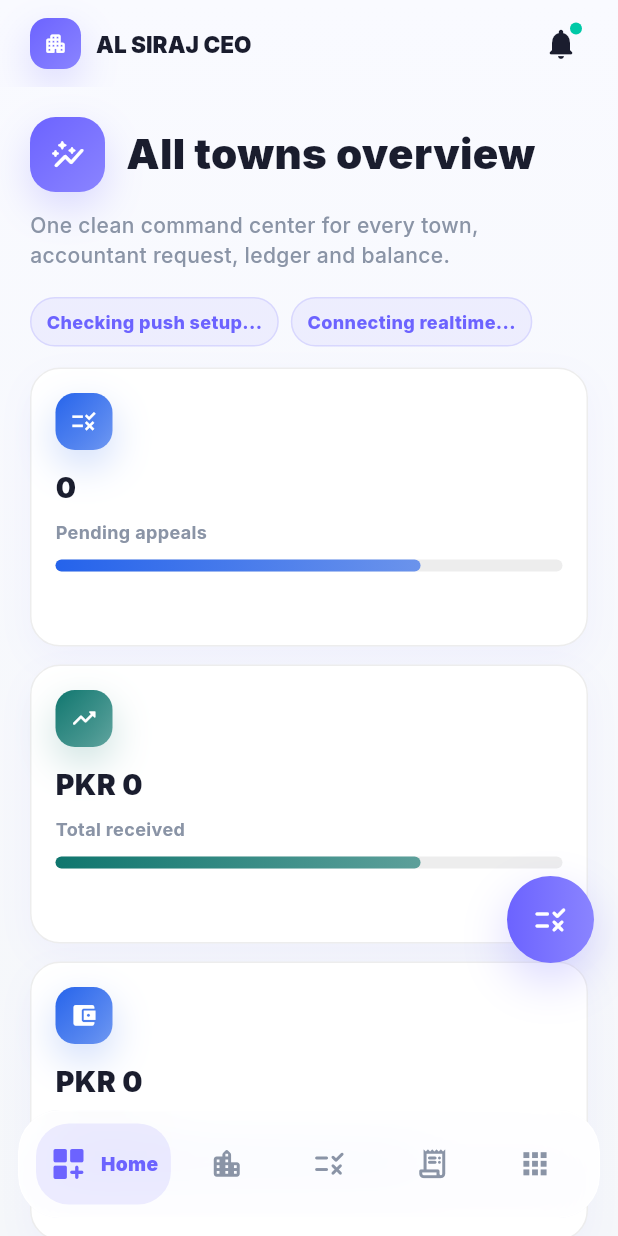
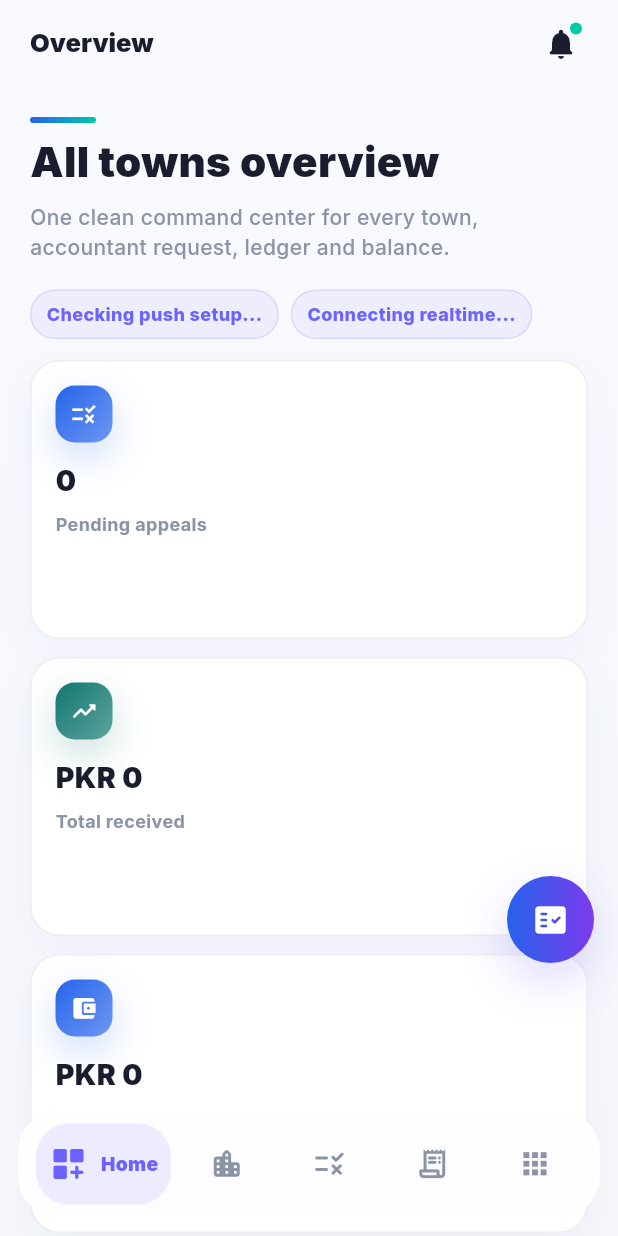
Before and after one commit to mahaddevelpoer/Al-Siraj-Developers, a Flutter app: the screen it shows once a user with an empty profile is signed in, on a phone screen of 412 x 824 dp. Run offline on Flutter 3.47's test engine with Material 3 defaults, Android fonts, the phone set to English and light mode, and no system bars; drawn by our look-alikes of flutter_animate, percent_indicator; our stand-ins replace firebase_core, firebase_messaging, flutter_local_notifications, flutter_staggered_animations, google_fonts, printing and 4 more; accounts and stored records are empty.

Commit message:
Polish CEO mobile navigation and filters

```diff
--- a/ceo_mobile_app/lib/main.dart
+++ b/ceo_mobile_app/lib/main.dart
@@ -918,19 +918,25 @@ class _CeoShellState extends State<CeoShell> {
               height: 58,
               decoration: BoxDecoration(
                 borderRadius: BorderRadius.circular(_tab == 2 ? 18 : 29),
-                gradient: const LinearGradient(
-                  colors: [kPrimary, Color(0xFF8A84FF)],
+                gradient: LinearGradient(
+                  colors: _tab == 2
+                      ? const [Color(0xFF0F766E), kSecondary]
+                      : const [Color(0xFF2563EB), Color(0xFF7C3AED)],
                 ),
                 boxShadow: [
                   BoxShadow(
-                    color: kPrimary.withValues(alpha: .26),
+                    color: (_tab == 2 ? kSecondary : kPrimary).withValues(
+                      alpha: .24,
+                    ),
                     blurRadius: 26,
                     offset: const Offset(0, 12),
                   ),
                 ],
               ),
               child: Icon(
-                _tab == 2 ? Icons.home_rounded : Icons.rule_rounded,
+                _tab == 2
+                    ? Icons.dashboard_customize_rounded
+                    : Icons.fact_check_rounded,
                 color: Colors.white,
               ),
             ),
@@ -1092,9 +1098,15 @@ class PremiumScrollView extends StatelessWidget {
     super.key,
     required this.children,
     this.padding = const EdgeInsets.fromLTRB(20, 20, 20, 110),
+    this.appBarTitle = 'Overview',
+    this.showAppBar = true,
+    this.showNotificationAction = true,
   });
   final List<Widget> children;
   final EdgeInsetsGeometry padding;
+  final String appBarTitle;
+  final bool showAppBar;
+  final bool showNotificationAction;
 
   @override
   Widget build(BuildContext context) {
@@ -1103,32 +1115,27 @@ class PremiumScrollView extends StatelessWidget {
         parent: BouncingScrollPhysics(),
       ),
       slivers: [
+        if (showAppBar)
           SliverAppBar(
+            automaticallyImplyLeading: false,
             floating: true,
             snap: true,
             backgroundColor: Colors.transparent,
             elevation: 0,
             toolbarHeight: 58,
             titleSpacing: 20,
-          title: Row(
-            children: const [
-              GradientIconBox(icon: Icons.apartment_rounded, size: 34),
-              SizedBox(width: 10),
-              Expanded(
-                child: Text(
-                  'AL SIRAJ CEO',
+            title: Text(
+              appBarTitle,
               maxLines: 1,
               overflow: TextOverflow.ellipsis,
-                  style: TextStyle(
+              style: const TextStyle(
                 color: kText,
-                    fontSize: 15,
+                fontSize: 17,
                 fontWeight: FontWeight.w900,
               ),
             ),
-              ),
-            ],
-          ),
-          actions: [
+            actions: showNotificationAction
+                ? [
                     Padding(
                       padding: const EdgeInsets.only(right: 14),
                       child: Stack(
@@ -1136,7 +1143,10 @@ class PremiumScrollView extends StatelessWidget {
                         children: [
                           IconButton(
                             onPressed: () => selectedTabNotifier.value = 4,
-                    icon: const Icon(Icons.notifications_rounded, color: kText),
+                            icon: const Icon(
+                              Icons.notifications_rounded,
+                              color: kText,
+                            ),
                           ),
                           Positioned(
                             right: 10,
@@ -1153,7 +1163,8 @@ class PremiumScrollView extends StatelessWidget {
                         ],
                       ),
                     ),
-          ],
+                  ]
+                : null,
           ),
         SliverPadding(
           padding: padding,
@@ -1306,7 +1317,23 @@ class _OverviewPageState extends State<OverviewPage> {
           final d = snap.data;
           final towns =
               (d?['towns'] as List<TownPulse>?) ?? const <TownPulse>[];
+          final received = asNum(d?['received']);
+          final expenses = asNum(d?['expenses']);
+          final pending = asNum(d?['pending']);
+          final appeals = asNum(d?['appeals']);
+          final collectionTotal = received + pending;
+          final moneyMovement = received + expenses;
+          final collectionProgress = collectionTotal <= 0
+              ? null
+              : (received / collectionTotal).clamp(0, 1).toDouble();
+          final expenseShare = moneyMovement <= 0
+              ? null
+              : (expenses / moneyMovement).clamp(0, 1).toDouble();
+          final appealProgress = towns.isEmpty || appeals <= 0
+              ? null
+              : (appeals / (towns.length * 5)).clamp(0, 1).toDouble();
           return PremiumScrollView(
+            appBarTitle: 'Overview',
             children: [
               const HeaderBlock(
                 title: 'All towns overview',
@@ -1326,6 +1353,7 @@ class _OverviewPageState extends State<OverviewPage> {
                     '${d?['appeals'] ?? '-'}',
                     Icons.rule,
                     const Color(0xFF2563EB),
+                    progress: appealProgress,
                   ),
                   Metric(
                     'Total received',
@@ -1344,12 +1372,14 @@ class _OverviewPageState extends State<OverviewPage> {
                     d == null ? '-' : money.format(d['expenses']),
                     Icons.trending_down_rounded,
                     const Color(0xFFBE123C),
+                    progress: expenseShare,
                   ),
                   Metric(
                     'Pending collection',
                     d == null ? '-' : money.format(d['pending']),
                     Icons.pending_actions_rounded,
                     const Color(0xFFB45309),
+                    progress: collectionProgress,
                   ),
                   Metric(
                     'Towns tracked',
@@ -1545,6 +1575,7 @@ class _TownsOverviewPageState extends State<TownsOverviewPage> {
         builder: (context, snap) {
           final towns = snap.data ?? const <TownPulse>[];
           return PremiumScrollView(
+            appBarTitle: 'Town dashboards',
             children: [
               const HeaderBlock(
                 title: 'Town dashboards',
@@ -1593,7 +1624,15 @@ class TownDashboardDetail extends StatelessWidget {
       future: _loadAppeals(),
       builder: (context, snap) {
         final appeals = snap.data ?? const <Map<String, dynamic>>[];
+        final collectionTotal = town.totalReceived + town.pendingCollection;
+        final collectionProgress = collectionTotal <= 0
+            ? null
+            : (town.totalReceived / collectionTotal).clamp(0, 1).toDouble();
+        final appealProgress = town.pendingAppeals <= 0
+            ? null
+            : (town.pendingAppeals / 10).clamp(0, 1).toDouble();
         return PremiumScrollView(
+          showAppBar: false,
           children: [
             HeaderBlock(
               title: town.name,
@@ -1626,12 +1665,14 @@ class TownDashboardDetail extends StatelessWidget {
                   '${town.pendingAppeals}',
                   Icons.rule_rounded,
                   const Color(0xFFB45309),
+                  progress: appealProgress,
                 ),
                 Metric(
                   'Pending collection',
                   money.format(town.pendingCollection),
                   Icons.pending_actions_rounded,
                   const Color(0xFF7C3AED),
+                  progress: collectionProgress,
                 ),
                 Metric(
                   'Sales count',
@@ -1734,6 +1775,7 @@ class ActivityPage extends StatelessWidget {
     return FutureBuilder<Map<String, List<Map<String, dynamic>>>>(
       future: _load(),
       builder: (context, snap) => PremiumScrollView(
+        showAppBar: false,
         children: [
           const HeaderBlock(
             title: 'Live activity',
@@ -1794,6 +1836,13 @@ class _AppealsPageState extends State<AppealsPage> {
   String _filter = 'pending';
   List<Map<String, dynamic>>? _items;
   Object? _error;
+  late Future<List<Map<String, dynamic>>> _future;
+
+  @override
+  void initState() {
+    super.initState();
+    _future = _load();
+  }
 
   Future<List<Map<String, dynamic>>> _load() async {
     await Future<void>.delayed(const Duration(milliseconds: 500));
@@ -1834,7 +1883,13 @@ class _AppealsPageState extends State<AppealsPage> {
 
   Future<void> _refresh() async {
     try {
-      final rows = await _load();
+      final next = _load();
+      setState(() {
+        _future = next;
+        _items = null;
+        _error = null;
+      });
+      final rows = await next;
       if (mounted) {
         setState(() {
           _items = rows;
@@ -1893,17 +1948,22 @@ class _AppealsPageState extends State<AppealsPage> {
   @override
   Widget build(BuildContext context) {
     return FutureBuilder<List<Map<String, dynamic>>>(
-      future: _items == null && _error == null
-          ? _load()
-          : Future.value(_items ?? const <Map<String, dynamic>>[]),
+      future: _future,
       builder: (context, snap) {
-        if (snap.hasData && _items == null) {
+        if (snap.connectionState == ConnectionState.done &&
+            snap.hasData &&
+            _items == null) {
           _items = snap.data;
         }
-        final rows = _items ?? snap.data ?? const <Map<String, dynamic>>[];
+        final isFreshLoading =
+            _items == null && snap.connectionState != ConnectionState.done;
+        final rows = isFreshLoading
+            ? const <Map<String, dynamic>>[]
+            : _items ?? snap.data ?? const <Map<String, dynamic>>[];
         return RefreshIndicator(
           onRefresh: _refresh,
           child: PremiumScrollView(
+            appBarTitle: 'Approvals',
             children: [
               const HeaderBlock(
                 title: 'Approvals',
@@ -1913,15 +1973,19 @@ class _AppealsPageState extends State<AppealsPage> {
               FilterChips(
                 value: _filter,
                 options: const ['pending', 'approved', 'rejected'],
-                onChanged: (next) => setState(() {
+                onChanged: (next) {
+                  if (next == _filter) return;
+                  setState(() {
                     _filter = next;
                     _items = null;
                     _error = null;
-                }),
+                    _future = _load();
+                  });
+                },
               ),
               if (_error != null)
                 ErrorBlock(error: 'Schema/API issue: $_error'),
-              if (!snap.hasData && _error == null) const SkeletonList(),
+              if (isFreshLoading && _error == null) const SkeletonList(),
               for (var i = 0; i < rows.length; i++)
                 AnimatedEntry(
                   index: i,
@@ -1947,7 +2011,7 @@ class _AppealsPageState extends State<AppealsPage> {
                     ],
                   ),
                 ),
-              if (snap.hasData && rows.isEmpty && _error == null)
+              if (!isFreshLoading && rows.isEmpty && _error == null)
                 EmptyBlock(text: 'No $_filter appeals.'),
             ],
           ),
@@ -1969,6 +2033,13 @@ class _DailyEntriesPageState extends State<DailyEntriesPage> {
   String _filter = 'pending';
   List<Map<String, dynamic>>? _items;
   Object? _error;
+  late Future<List<Map<String, dynamic>>> _future;
+
+  @override
+  void initState() {
+    super.initState();
+    _future = _load();
+  }
 
   Future<List<Map<String, dynamic>>> _load() async {
     await Future<void>.delayed(const Duration(milliseconds: 500));
@@ -1988,7 +2059,13 @@ class _DailyEntriesPageState extends State<DailyEntriesPage> {
 
   Future<void> _refresh() async {
     try {
-      final rows = await _load();
+      final next = _load();
+      setState(() {
+        _future = next;
+        _items = null;
+        _error = null;
+      });
+      final rows = await next;
       if (mounted) {
         setState(() {
           _items = rows;
@@ -2036,17 +2113,23 @@ class _DailyEntriesPageState extends State<DailyEntriesPage> {
   @override
   Widget build(BuildContext context) {
     return FutureBuilder<List<Map<String, dynamic>>>(
-      future: _items == null && _error == null
-          ? _load()
-          : Future.value(_items ?? const <Map<String, dynamic>>[]),
+      future: _future,
       builder: (context, snap) {
-        if (snap.hasData && _items == null) {
+        if (snap.connectionState == ConnectionState.done &&
+            snap.hasData &&
+            _items == null) {
           _items = snap.data;
         }
-        final rows = _items ?? snap.data ?? const <Map<String, dynamic>>[];
+        final isFreshLoading =
+            _items == null && snap.connectionState != ConnectionState.done;
+        final rows = isFreshLoading
+            ? const <Map<String, dynamic>>[]
+            : _items ?? snap.data ?? const <Map<String, dynamic>>[];
         return RefreshIndicator(
           onRefresh: _refresh,
           child: PremiumScrollView(
+            appBarTitle: 'Daily entries',
+            showAppBar: !(ModalRoute.of(context)?.canPop ?? false),
             children: [
               const HeaderBlock(
                 title: 'Daily entries review',
@@ -2056,15 +2139,19 @@ class _DailyEntriesPageState extends State<DailyEntriesPage> {
               FilterChips(
                 value: _filter,
                 options: const ['pending', 'approved', 'rejected'],
-                onChanged: (next) => setState(() {
+                onChanged: (next) {
+                  if (next == _filter) return;
+                  setState(() {
                     _filter = next;
                     _items = null;
                     _error = null;
-                }),
+                    _future = _load();
+                  });
+                },
               ),
               if (_error != null)
                 ErrorBlock(error: 'Schema/API issue: $_error'),
-              if (!snap.hasData && _error == null) const SkeletonList(),
+              if (isFreshLoading && _error == null) const SkeletonList(),
               for (var i = 0; i < rows.length; i++)
                 AnimatedEntry(
                   index: i,
@@ -2100,7 +2187,7 @@ class _DailyEntriesPageState extends State<DailyEntriesPage> {
                     ],
                   ),
                 ),
-              if (snap.hasData && rows.isEmpty && _error == null)
+              if (!isFreshLoading && rows.isEmpty && _error == null)
                 EmptyBlock(text: 'No $_filter daily entries.'),
             ],
           ),
@@ -2171,6 +2258,7 @@ class _DailyLedgerReceiptPageState extends State<DailyLedgerReceiptPage> {
 
   @override
   Widget build(BuildContext context) {
+    final inDetailRoute = ModalRoute.of(context)?.canPop ?? false;
     return FutureBuilder<List<LedgerReceipt>>(
       future: _loadReceipts(),
       builder: (context, snap) {
@@ -2183,9 +2271,20 @@ class _DailyLedgerReceiptPageState extends State<DailyLedgerReceiptPage> {
           0,
           (sum, receipt) => sum + receipt.expense,
         );
+        final movement = income + expense;
+        final incomeShare = movement <= 0
+            ? null
+            : (income / movement).clamp(0, 1).toDouble();
+        final expenseShare = movement <= 0
+            ? null
+            : (expense / movement).clamp(0, 1).toDouble();
         return RefreshIndicator(
           onRefresh: () async => (context as Element).markNeedsBuild(),
           child: PremiumScrollView(
+            appBarTitle: widget.initialTown == null
+                ? 'Daily ledger'
+                : '${widget.initialTown} ledger',
+            showAppBar: !inDetailRoute,
             children: [
               HeaderBlock(
                 title: widget.initialTown == null
@@ -2216,12 +2315,14 @@ class _DailyLedgerReceiptPageState extends State<DailyLedgerReceiptPage> {
                       money.format(income),
                       Icons.trending_up_rounded,
                       const Color(0xFF0F766E),
+                      progress: incomeShare,
                     ),
                     Metric(
                       'Expenses',
                       money.format(expense),
                       Icons.trending_down_rounded,
                       const Color(0xFFBE123C),
+                      progress: expenseShare,
                     ),
                     Metric(
                       'Net',
@@ -2332,7 +2433,15 @@ class LedgerReceiptDetailPage extends StatelessWidget {
 
   @override
   Widget build(BuildContext context) {
+    final movement = receipt.income + receipt.expense;
+    final incomeShare = movement <= 0
+        ? null
+        : (receipt.income / movement).clamp(0, 1).toDouble();
+    final expenseShare = movement <= 0
+        ? null
+        : (receipt.expense / movement).clamp(0, 1).toDouble();
     return PremiumScrollView(
+      showAppBar: false,
       children: [
         HeaderBlock(
           title: receipt.townName,
@@ -2350,12 +2459,14 @@ class LedgerReceiptDetailPage extends StatelessWidget {
               money.format(receipt.income),
               Icons.trending_up_rounded,
               const Color(0xFF0F766E),
+              progress: incomeShare,
             ),
             Metric(
               'Expenses',
               money.format(receipt.expense),
               Icons.trending_down_rounded,
               const Color(0xFFBE123C),
+              progress: expenseShare,
             ),
             Metric(
               'Net',
@@ -2437,6 +2548,7 @@ class NotificationsPage extends StatelessWidget {
     return FutureBuilder<List<Map<String, dynamic>>>(
       future: _load(),
       builder: (context, snap) => PremiumScrollView(
+        showAppBar: false,
         children: [
           const HeaderBlock(
             title: 'Notifications',
@@ -2474,6 +2586,7 @@ class TownsPage extends StatelessWidget {
     return FutureBuilder<List<Map<String, dynamic>>>(
       future: _load(),
       builder: (context, snap) => PremiumScrollView(
+        showAppBar: false,
         children: [
           const HeaderBlock(
             title: 'Balance enquiries',
@@ -2591,6 +2704,7 @@ class MorePage extends StatelessWidget {
     ];
 
     return PremiumScrollView(
+      appBarTitle: 'More',
       children: [
         const HeaderBlock(
           title: 'More',
@@ -2745,15 +2859,18 @@ class HeaderBlock extends StatelessWidget {
               child: Column(
                 crossAxisAlignment: CrossAxisAlignment.start,
                 children: [
-                  Row(
-                    children: [
-                      const GradientIconBox(
-                        icon: Icons.auto_graph_rounded,
-                        size: 50,
-                      ),
-                      const SizedBox(width: 14),
-                      Expanded(
-                        child: Text(
+                  Container(
+                    width: 44,
+                    height: 4,
+                    margin: const EdgeInsets.only(bottom: 12),
+                    decoration: BoxDecoration(
+                      borderRadius: BorderRadius.circular(999),
+                      gradient: const LinearGradient(
+                        colors: [Color(0xFF2563EB), kSecondary],
+                      ),
+                    ),
+                  ),
+                  Text(
                     title,
                     maxLines: 2,
                     overflow: TextOverflow.ellipsis,
@@ -2763,9 +2880,6 @@ class HeaderBlock extends StatelessWidget {
                       height: 1.02,
                       color: kText,
                     ),
-                        ),
-                      ),
-                    ],
                   ),
                   const SizedBox(height: 12),
                   Text(
@@ -2853,11 +2967,12 @@ class ErrorBlock extends StatelessWidget {
 }
 
 class Metric {
-  const Metric(this.label, this.value, this.icon, this.color);
+  const Metric(this.label, this.value, this.icon, this.color, {this.progress});
   final String label;
   final String value;
   final IconData icon;
   final Color color;
+  final double? progress;
 }
 
 class MetricGrid extends StatelessWidget {
@@ -2924,11 +3039,13 @@ class MetricGrid extends StatelessWidget {
                                 fontSize: 12,
                               ),
                             ),
+                            if ((metrics[i].progress ?? 0) > 0) ...[
                               const SizedBox(height: 10),
                               PremiumProgress(
-                              percent: .72,
+                                percent: metrics[i].progress!,
                                 color: metrics[i].color,
                               ),
+                            ],
                           ],
                         ),
                       ),
```
Lines whose indentation alone changed are shown as unchanged.
